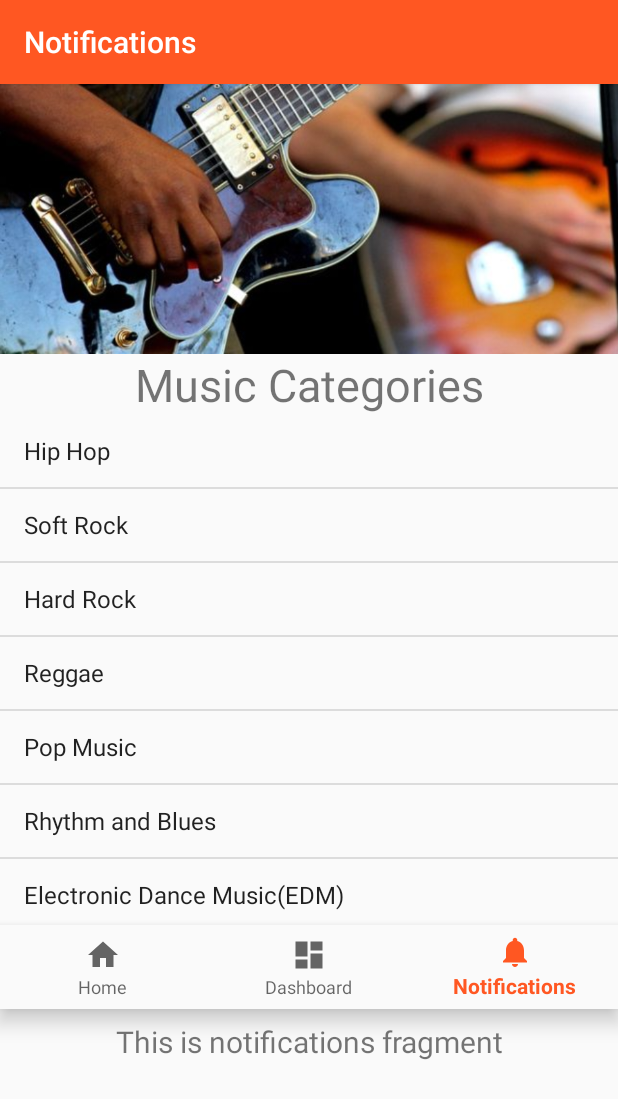
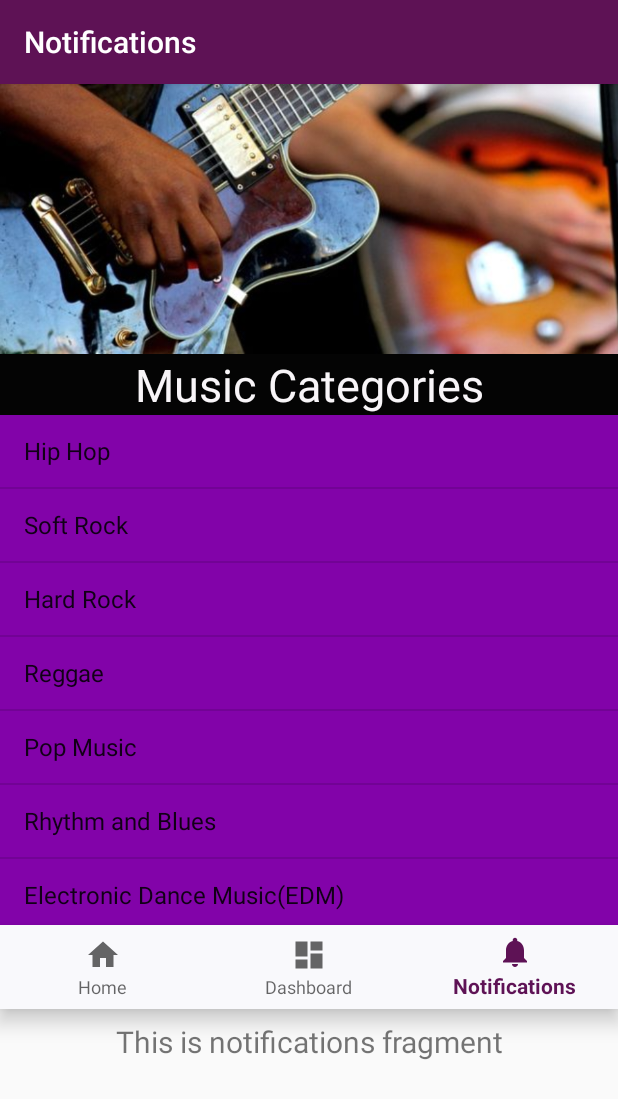
Before and after one commit to jonahmakori/Java-Android_Continous-IP, an Android app: the MainActivity screen opened directly, with no data from a screen before it, item 3 of the bottom bar chosen, on a phone screen of 412 x 824 dp. Shown: the top 1099 px of the screen. Run offline under Robolectric (Android 15) with nearby library versions, the phone set to English and light mode, and no system bars; our stand-ins replace ButterKnife, navigation-ui; Roboto replaces fonts that are not available here.

Commit message:
Changed the theme of my application to onother color

```diff
--- a/app/src/main/res/layout/activity_main.xml
+++ b/app/src/main/res/layout/activity_main.xml
@@ -19,23 +19,25 @@
         android:layout_width="match_parent"
         android:layout_height="wrap_content"
         android:text="@string/music_categories"
+        android:textColor="#F8F5F8"
+        android:background="@color/colorAccent"
         android:textSize="30sp"
-        android:textAlignment="center"
+        android:textAlignment="center" />
 
-        />
     <ListView
         android:id="@+id/listView"
         android:layout_width="match_parent"
         android:layout_height="340dp"
-        android:layout_gravity="center"
-
-        />
+        android:background="#8203A9"
+        android:textColor="@color/colorTextIcons"
+        android:layout_gravity="center" />
 
     <com.google.android.material.bottomnavigation.BottomNavigationView
         android:id="@+id/nav_view"
         android:layout_width="match_parent"
         android:layout_height="wrap_content"
-        android:background="?android:attr/windowBackground"
+        android:background="#F9F9FC"
+
         app:menu="@menu/bottom_nav_menu" />
 
 
@@ -43,6 +45,8 @@
         android:id="@+id/nav_host_fragment"
         android:name="androidx.navigation.fragment.NavHostFragment"
         android:layout_width="match_parent"
+        android:background="#0728F5"
+
         android:layout_height="match_parent"
         app:defaultNavHost="true"
         app:navGraph="@navigation/mobile_navigation" />
--- a/app/src/main/res/navigation/mobile_navigation.xml
+++ b/app/src/main/res/navigation/mobile_navigation.xml
@@ -9,6 +9,8 @@
         android:id="@+id/navigation_home"
         android:name="com.moringa.lyrical_musicalapp.ui.home.HomeFragment"
         android:label="LYRICAL-MUSICAL APP"
+        android:background="#D30B25"
+
         tools:layout="@layout/fragment_home" />
 
     <fragment
--- a/app/src/main/res/values/colors.xml
+++ b/app/src/main/res/values/colors.xml
@@ -1,10 +1,10 @@
 <?xml version="1.0" encoding="utf-8"?>
 <resources>
-    <color name="colorPrimary">#FF5722</color>
-    <color name="colorPrimaryDark">#481201</color>
+    <color name="colorPrimary">#5E1255</color>
+    <color name="colorPrimaryDark">#10289D</color>
     <color name="colorPrimaryLight">#FFCCBC</color>
     <color name="colorTextIcons">#FCFBFB</color>
-    <color name="colorAccent">#010101</color>
+    <color name="colorAccent">#040404</color>
     <color name="colorPrimaryText">#B6B6B6</color>
     <color name="colorSecondaryText">#727272</color>
     <color name="colorDivider">#B6B6B6</color>
```
